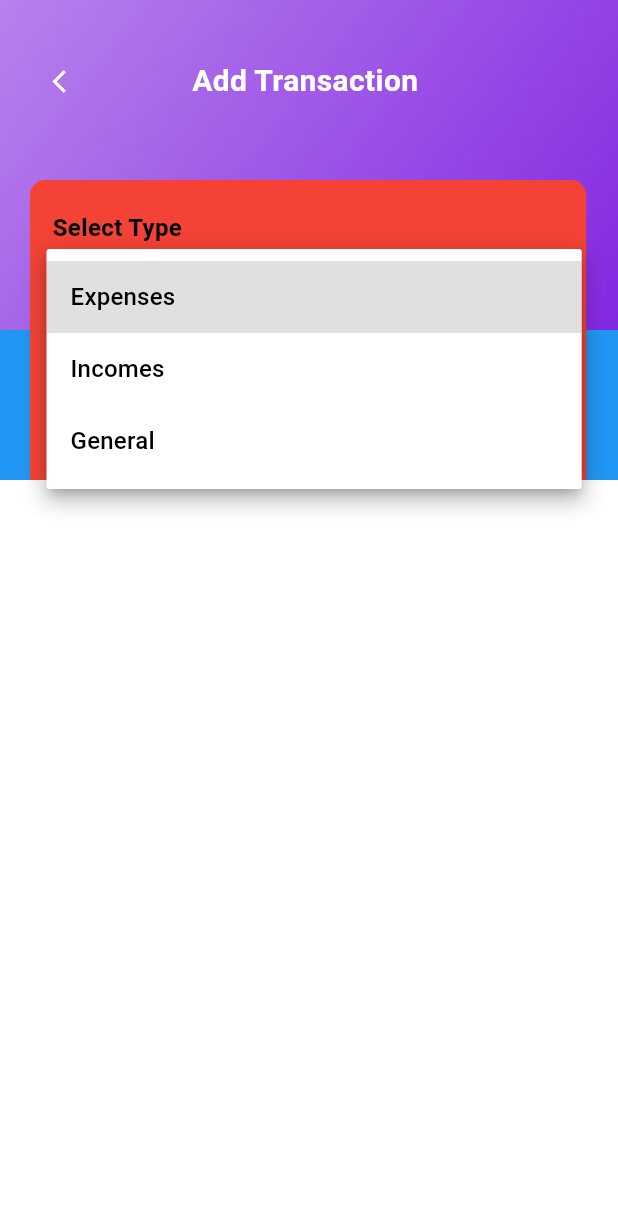
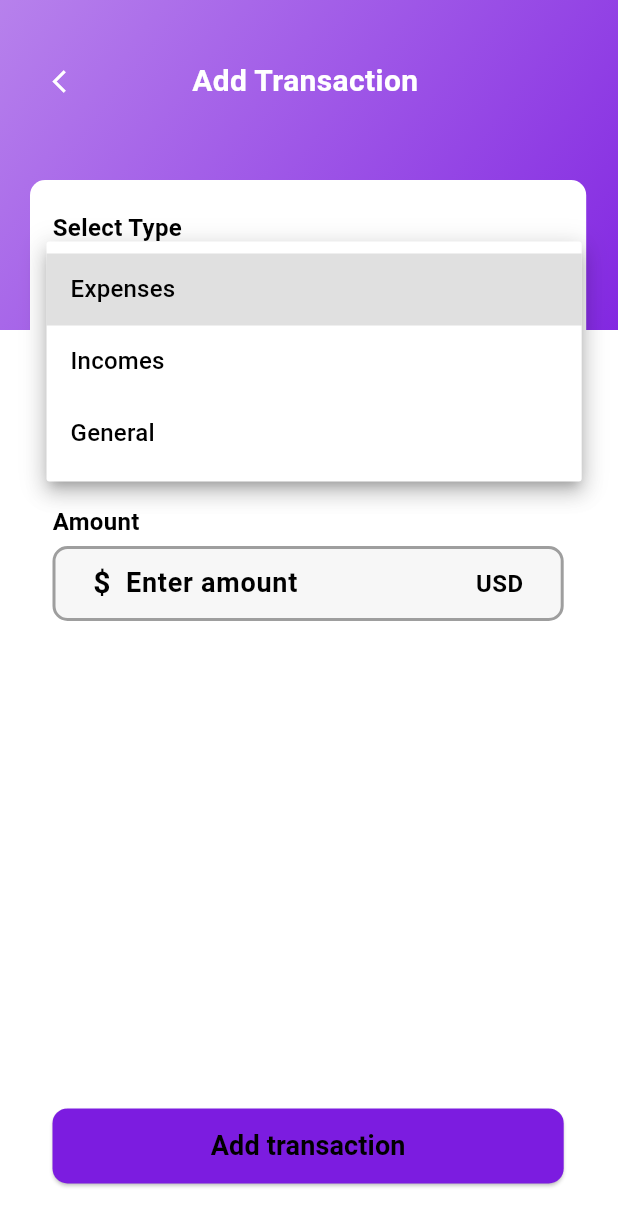
Before and after one commit to Rayanketchatcham/moneyManager, a Flutter app: the Addtransaction screen opened by its route, after a tap on "Expenses", on a phone screen of 412 x 824 dp. Shown: the top 1226 px of the screen. Run offline on Flutter 3.47's test engine with Material 3 defaults, Android fonts, the phone set to English and light mode, and no system bars; our stand-ins replace sqflite; missing offline and left inert: clippy_flutter; accounts and stored records are empty.

Commit message:
progress addTransaction Page

```diff
--- /dev/null
+++ b/lib/Models/categorieModel.dart
@@ -0,0 +1,14 @@
+class CategoryT {
+  int? id;
+  String name;
+
+  CategoryT({this.id, required this.name});
+
+  Map<String, dynamic> toMap() {
+    return {'id': id, 'name': name};
+  }
+
+  factory CategoryT.fromMap(Map<String, dynamic> map) {
+    return CategoryT(id: map['id'], name: map['name']);
+  }
+}
--- a/lib/Pages/addTransaction.dart
+++ b/lib/Pages/addTransaction.dart
@@ -1,6 +1,9 @@
+import 'package:flutter/foundation.dart';
 import 'package:flutter/material.dart';
 import 'package:clippy_flutter/arc.dart';
 import 'package:flutter/cupertino.dart';
+import 'package:moneymanager/Models/categorieModel.dart';
+import 'package:moneymanager/services/db_helper.dart';
 
 class Addtransaction extends StatefulWidget {
   const Addtransaction({super.key});
@@ -10,11 +13,56 @@ class Addtransaction extends StatefulWidget {
 }
 
 class _AddtransactionState extends State<Addtransaction> {
+  List<CategoryT> categories = [];
+  CategoryT? selectedCategory;
+
   String? selectedValue;
   List<String> options = ['Expenses', 'Incomes', 'General'];
   void initState() {
     super.initState();
     selectedValue = options.first;
+    _loadCategories();
+  }
+
+  void _loadCategories() async {
+    categories = await DatabaseHelper.instance.getCategories();
+    if (categories.isNotEmpty) {
+      setState(() {
+        selectedCategory = categories.first;
+      });
+    }
+  }
+
+  void _showAddCategoriesDialog() {
+    TextEditingController categoryController = TextEditingController();
+
+    showDialog(
+      context: context,
+      builder: (context) {
+        return AlertDialog(
+          title: Text("Add Category"),
+          content: TextField(
+            controller: categoryController,
+            decoration: InputDecoration(hintText: 'Enter category name'),
+          ),
+          actions: [
+            TextButton(
+                onPressed: () => Navigator.pop(context), child: Text('Cancel')),
+            ElevatedButton(
+                onPressed: () async {
+                  if (categoryController.text.isNotEmpty) {
+                    CategoryT newCategory =
+                        CategoryT(name: categoryController.text);
+                    await DatabaseHelper.instance.addCategorie(newCategory);
+                    _loadCategories();
+                    Navigator.pop(context);
+                  }
+                },
+                child: Text('Add'))
+          ],
+        );
+      },
+    );
   }
 
   @override
@@ -96,19 +144,24 @@ class _AddtransactionState extends State<Addtransaction> {
                         arcType: ArcType.CONVEY,
                         child: Container(
                           height: 100,
-                          color: Colors.blue,
+                          color: Colors.white,
                         ),
                       ),
                     ),
                     // Carte (par-dessus le dégradé)
+                  ],
+                ),
+              ),
+            ],
+          ),
           Positioned(
             top: 120,
             left: 20,
             child: Container(
               width: MediaQuery.of(context).size.width * 0.9,
-                        height: 468,
+              height: MediaQuery.of(context).size.height * 0.83,
               decoration: BoxDecoration(
-                          color: Colors.red,
+                color: Colors.white,
                 borderRadius: BorderRadius.circular(10),
               ),
               child: Padding(
@@ -124,21 +177,17 @@ class _AddtransactionState extends State<Addtransaction> {
                     ),
                     Text('Select Type',
                         style: TextStyle(
-                                      fontWeight: FontWeight.bold,
-                                      fontSize: 16)),
+                            fontWeight: FontWeight.bold, fontSize: 16)),
                     SizedBox(
-                                height: 10,
+                      height: 5,
                     ),
                     Container(
                         width: double.infinity,
                         height: 50,
                         padding: EdgeInsets.symmetric(horizontal: 10),
                         decoration: BoxDecoration(
-                                      color: Theme.of(context)
-                                          .colorScheme
-                                          .tertiary,
-                                      border: Border.all(
-                                          color: Colors.grey, width: 2),
+                            color: Theme.of(context).colorScheme.tertiary,
+                            border: Border.all(color: Colors.grey, width: 2),
                             borderRadius: BorderRadius.circular(10)),
                         child: DropdownButton<String>(
                           value: selectedValue,
@@ -166,24 +215,20 @@ class _AddtransactionState extends State<Addtransaction> {
                     ),
                     Text('Categorie',
                         style: TextStyle(
-                                      fontWeight: FontWeight.bold,
-                                      fontSize: 16)),
+                            fontWeight: FontWeight.bold, fontSize: 16)),
                     SizedBox(
-                                height: 10,
+                      height: 5,
                     ),
                     Container(
                         width: double.infinity,
                         height: 50,
                         padding: EdgeInsets.symmetric(horizontal: 10),
                         decoration: BoxDecoration(
-                                      color: Theme.of(context)
-                                          .colorScheme
-                                          .tertiary,
-                                      border: Border.all(
-                                          color: Colors.grey, width: 2),
+                            color: Theme.of(context).colorScheme.tertiary,
+                            border: Border.all(color: Colors.grey, width: 2),
                             borderRadius: BorderRadius.circular(10)),
-                                  child: DropdownButton<String>(
-                                    value: selectedValue,
+                        child: DropdownButton<CategoryT>(
+                          value: selectedCategory,
                           isExpanded: true,
                           dropdownColor: Colors.white,
                           icon: Icon(
@@ -191,18 +236,112 @@ class _AddtransactionState extends State<Addtransaction> {
                             size: 30,
                           ),
                           underline: SizedBox(),
-                                    items: options.map((String value) {
-                                      return DropdownMenuItem<String>(
-                                        child: Text(value),
-                                        value: value,
+                          items: categories.map((Category) {
+                            return DropdownMenuItem(
+                              child: Text(Category.name),
+                              value: Category,
                             );
-                                    }).toList(),
+                          }).toList()
+                            ..add(DropdownMenuItem(
+                              child: Text(
+                                'Add NEw category',
+                                style: TextStyle(color: Colors.blue),
+                              ),
+                              value: null,
+                            )),
                           onChanged: (newValue) {
+                            if (newValue == null) {
+                              _showAddCategoriesDialog();
+                            } else {
                               setState(() {
-                                        selectedValue = newValue;
+                                selectedCategory = newValue;
                               });
+                            }
                           },
-                                  ))
+                        )),
+                    SizedBox(
+                      height: 20,
+                    ),
+                    Text('Amount',
+                        style: TextStyle(
+                            fontWeight: FontWeight.bold, fontSize: 16)),
+                    SizedBox(
+                      height: 5,
+                    ),
+                    Container(
+                      height: 50,
+                      padding:
+                          EdgeInsets.symmetric(horizontal: 15, vertical: 5),
+                      decoration: BoxDecoration(
+                        color: Theme.of(context)
+                            .colorScheme
+                            .tertiary, // Couleur de fond
+                        border: Border.all(
+                            color: Colors.grey, width: 2), // Bordure autour
+                        borderRadius:
+                            BorderRadius.circular(10), // Coins arrondis
+                      ),
+                      child: Row(
+                        children: [
+                          Padding(
+                            padding: const EdgeInsets.symmetric(horizontal: 10),
+                            child: Text(
+                              '\$',
+                              style: TextStyle(
+                                fontSize: 20,
+                                fontWeight: FontWeight.bold,
+                                color: Colors.black,
+                              ),
+                            ),
+                          ),
+                          Expanded(
+                            child: TextFormField(
+                              decoration: InputDecoration(
+                                hintText: 'Enter amount',
+                                border: InputBorder
+                                    .none, // Supprime la bordure par défaut
+                                hintStyle: TextStyle(
+                                  fontSize: 18,
+                                  fontWeight: FontWeight.bold,
+                                ),
+                                contentPadding: EdgeInsets.symmetric(
+                                    vertical: 9), // Ajuste l'espacement
+                              ),
+                              keyboardType: TextInputType.number,
+                              style: TextStyle(
+                                  fontSize: 20, fontWeight: FontWeight.bold),
+                            ),
+                          ),
+                          Padding(
+                            padding: const EdgeInsets.only(right: 10),
+                            child: Text(
+                              'USD',
+                              style: TextStyle(
+                                  fontSize: 16, fontWeight: FontWeight.bold),
+                            ),
+                          ),
+                        ],
+                      ),
+                    ),
+                    Spacer(),
+                    SizedBox(
+                      width: double.infinity,
+                      height: 50,
+                      child: ElevatedButton(
+                        onPressed: () {},
+                        child: Text(
+                          'Add transaction',
+                          style: TextStyle(
+                              fontSize: 18,
+                              fontWeight: FontWeight.bold,
+                              color: Colors.black),
+                        ),
+                        style: ElevatedButton.styleFrom(
+                            backgroundColor: Theme.of(context).primaryColor,
+                            shape: RoundedRectangleBorder(
+                                borderRadius: BorderRadius.circular(10))),
+                      ),
+                    )
                   ],
                 ),
               ),
@@ -210,11 +349,6 @@ class _AddtransactionState extends State<Addtransaction> {
           ),
         ],
       ),
-              ),
-            ],
-          ),
-        ],
-      ),
     );
   }
 }
--- /dev/null
+++ b/lib/services/db_helper.dart
@@ -0,0 +1,44 @@
+import 'package:moneymanager/Models/categorieModel.dart';
+import 'package:sqflite/sqflite.dart';
+import 'package:path/path.dart';
+
+class DatabaseHelper {
+  static final DatabaseHelper instance = DatabaseHelper._init();
+  static Database? _database;
+
+  DatabaseHelper._init();
+
+  Future<Database> get database async {
+    if (_database != null) return _database!;
+    _database = await _initDB('money_manager.db');
+    return _database!;
+  }
+
+  Future<Database> _initDB(String filePath) async {
+    final dbPath = await getDatabasesPath();
+    final path = join(dbPath, filePath);
+
+    return await openDatabase(path, version: 1, onCreate: _createDB);
+  }
+
+  Future<void> _createDB(Database db, int version) async {
+    await db.execute(
+        ''' CREATE TABLE categories (id INTEGER PRIMARY KEY AUTOINCREMENT,
+     name TEXT NOT NULL)''');
+  }
+
+  // Ajouter une categorie
+
+  Future<int> addCategorie(CategoryT category) async {
+    final db = await instance.database;
+    return await db.insert('categories', category.toMap());
+  }
+
+  // Recuperer toutes les categories
+
+  Future<List<CategoryT>> getCategories() async {
+    final db = await instance.database;
+    final result = await db.query('categories');
+    return result.map((map) => CategoryT.fromMap(map)).toList();
+  }
+}
--- a/pubspec.yaml
+++ b/pubspec.yaml
@@ -36,6 +36,8 @@ dependencies:
   cupertino_icons: ^1.0.6
   clippy_flutter: ^2.0.0-nullsafety.1
   intl: ^0.20.1
+  sqflite: ^2.3.3+1
+  path: ^1.9.0
 
 dev_dependencies:
   flutter_test:
```
Also changed, not shown: pubspec.lock. Lines whose indentation alone changed are shown as unchanged.
